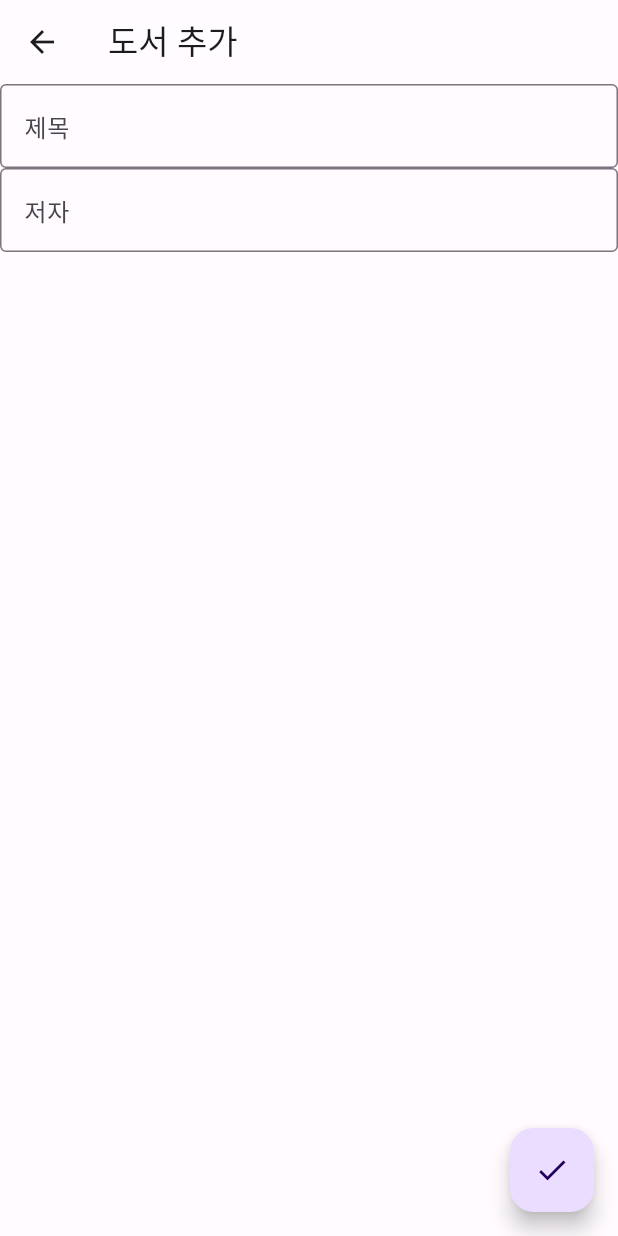
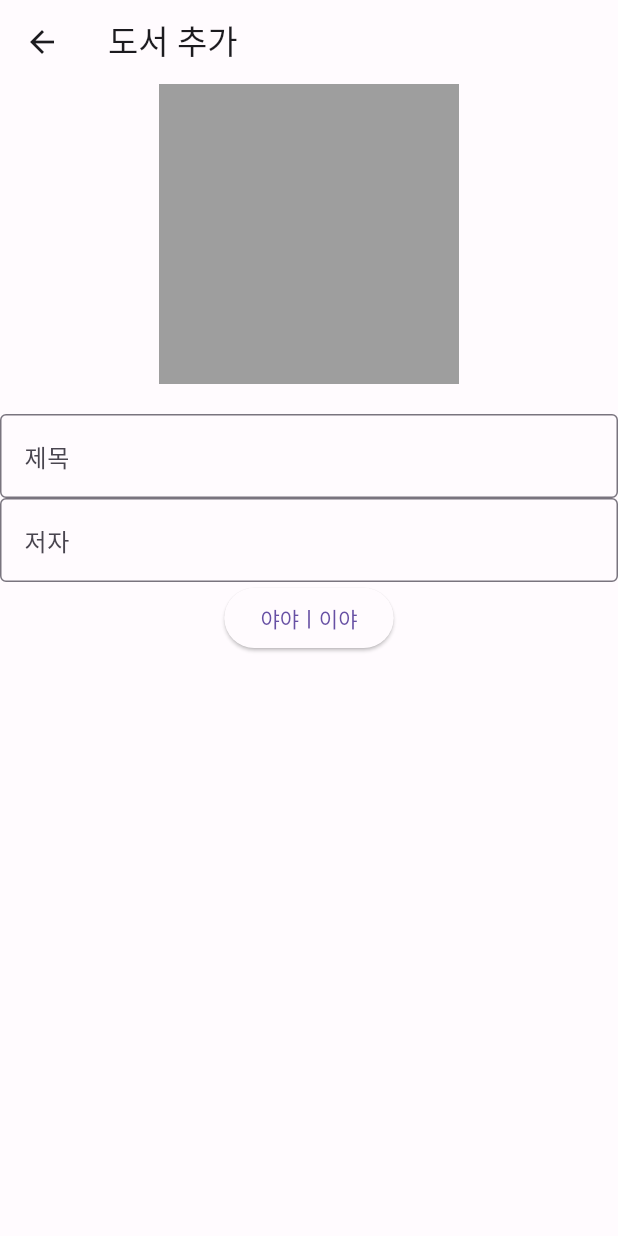
Before and after one commit to saengle/Flutter_Assignment, a Flutter app: the AddBookScreen screen opened directly, on a phone screen of 412 x 824 dp. Run offline on Flutter 3.47's test engine with Material 2 defaults, Android fonts, the phone set to English and light mode, and no system bars; our stand-ins replace cloud_firestore, firebase_core, firebase_storage, google_fonts, image_picker, video_player; accounts and stored records are empty; generated files the repository leaves out were written again.

Commit message:
고장나있음

```diff
--- a/lib/book_managing_app/add_book/add_book_screen.dart
+++ b/lib/book_managing_app/add_book/add_book_screen.dart
@@ -1,5 +1,7 @@
+import 'dart:typed_data';
 import 'package:flutter/material.dart';
 import 'package:flutter_assignment/book_managing_app/add_book/add_book_view_model.dart';
+import 'package:image_picker/image_picker.dart';
 
 class AddBookScreen extends StatefulWidget {
   const AddBookScreen({Key? key}) : super(key: key);
@@ -12,7 +14,11 @@ class _AddBookScreenState extends State<AddBookScreen> {
   final _titleTextController = TextEditingController();
   final _authorTextController = TextEditingController();
 
-  final viewModel = AddBookViewModel();
+  final addViewModel = AddBookViewModel();
+  final ImagePicker _picker = ImagePicker();
+
+  // byte array
+  Uint8List? _bytes;
 
   @override
   void dispose() {
@@ -20,6 +26,10 @@ class _AddBookScreenState extends State<AddBookScreen> {
     _authorTextController.dispose();
     super.dispose();
   }
+
+  final snackBar = const SnackBar(
+    content: Text('제목과 저자를 모두 입력해주세요.'),
+  );
 
   @override
   Widget build(BuildContext context) {
@@ -29,6 +39,25 @@ class _AddBookScreenState extends State<AddBookScreen> {
       ),
       body: Column(
         children: [
+          GestureDetector(
+            onTap: () async {
+              XFile? image =
+                  await _picker.pickImage(source: ImageSource.gallery);
+              if (image != null) {
+                // byte array
+                _bytes = await image.readAsBytes();
+                setState(() {});
+              }
+            },
+            child: _bytes == null
+                ? Container(
+                    width: 200,
+                    height: 200,
+                    color: Colors.grey,
+                  )
+                : Image.memory(_bytes!, width: 200, height: 200),
+          ),
+          const SizedBox(height: 20),
           TextField(
             onChanged: (_) {
               setState(() {});
@@ -49,22 +78,25 @@ class _AddBookScreenState extends State<AddBookScreen> {
               labelText: '저자',
             ),
           ),
-        ],
-      ),
-      floatingActionButton: FloatingActionButton(
-        onPressed: viewModel.isValid(
+          ElevatedButton(
+              onPressed: () {
+                addViewModel.isValid(
                   _titleTextController.text,
                   _authorTextController.text,
                 )
                     ? null
                     : () {
-                viewModel.addBook(
+                        addViewModel.addBook(
                           title: _titleTextController.text,
                           author: _authorTextController.text,
+                          bytes: _bytes,
                         );
+
                         Navigator.pop(context);
+                      };
               },
-        child: const Icon(Icons.done),
+              child: Text('야야ㅣ이야')),
+        ],
       ),
     );
   }
--- a/lib/book_managing_app/update_book/update_book_view_model.dart
+++ b/lib/book_managing_app/update_book/update_book_view_model.dart
@@ -8,7 +8,6 @@ class UpdateBookViewModel {
       required String title,
       required String author}) async {
     bool isValid = title.isNotEmpty && author.isNotEmpty;
-
     if (isValid) {
       _db.collection('books').doc(document.id).set({
         "title": title,
--- a/pubspec.yaml
+++ b/pubspec.yaml
@@ -39,6 +39,8 @@ dependencies:
   google_fonts: ^3.0.1
   firebase_core: ^1.20.0
   cloud_firestore: ^3.4.3
+  image_picker: ^0.8.5+3
+  firebase_storage: ^10.3.4
 
 dev_dependencies:
   flutter_test:
```
Also changed, not shown: lib/book_managing_app/add_book/add_book_view_model.dart (+20 -2 lines), lib/book_managing_app/book_list/book_list_screen.dart (+12 -1 lines), pubspec.lock. Lines whose indentation alone changed are shown as unchanged.
